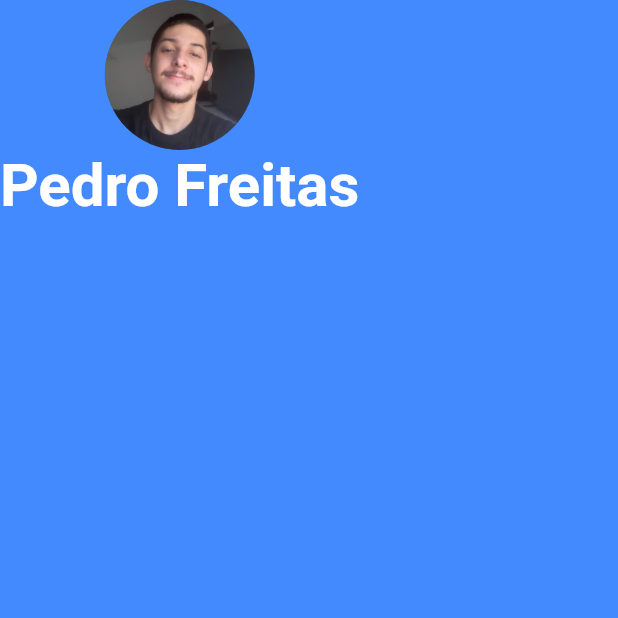
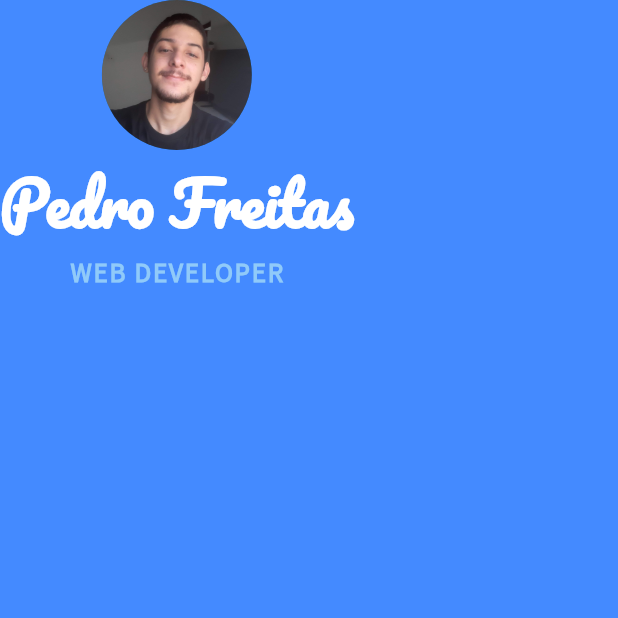
Before and after one commit to impedrof/mi_card, a Flutter app: the screen it shows after launch, on a phone screen of 412 x 824 dp, the top half of it. Run offline on Flutter 3.47's test engine with Material 2 defaults, Android fonts, the phone set to English and light mode, and no system bars.

Commit message:
Novas fontes incorporadas ao projeto.

```diff
--- a/lib/main.dart
+++ b/lib/main.dart
@@ -22,11 +22,22 @@ class MyApp extends StatelessWidget {
               Text(
                 'Pedro Freitas',
                 style: TextStyle(
+                  fontFamily: 'Pacifico',
                   fontSize: 40.0,
                   color: Colors.white,
                   fontWeight: FontWeight.bold,
                 ),
               ),
+              Text(
+                'WEB DEVELOPER',
+                style: TextStyle(
+                  fontFamily: 'Source Sans Pro',
+                  fontWeight: FontWeight.bold,
+                  color: Colors.blue[200],
+                  fontSize: 18.0,
+                  letterSpacing: 1.2,
+                ),
+              )
             ],
           ),
         ),
```
Also changed, not shown: pubspec.yaml (+7 -14 lines), fonts/Pacifico-Regular.ttf (added), fonts/SourceSansPro-Regular.ttf (added).
